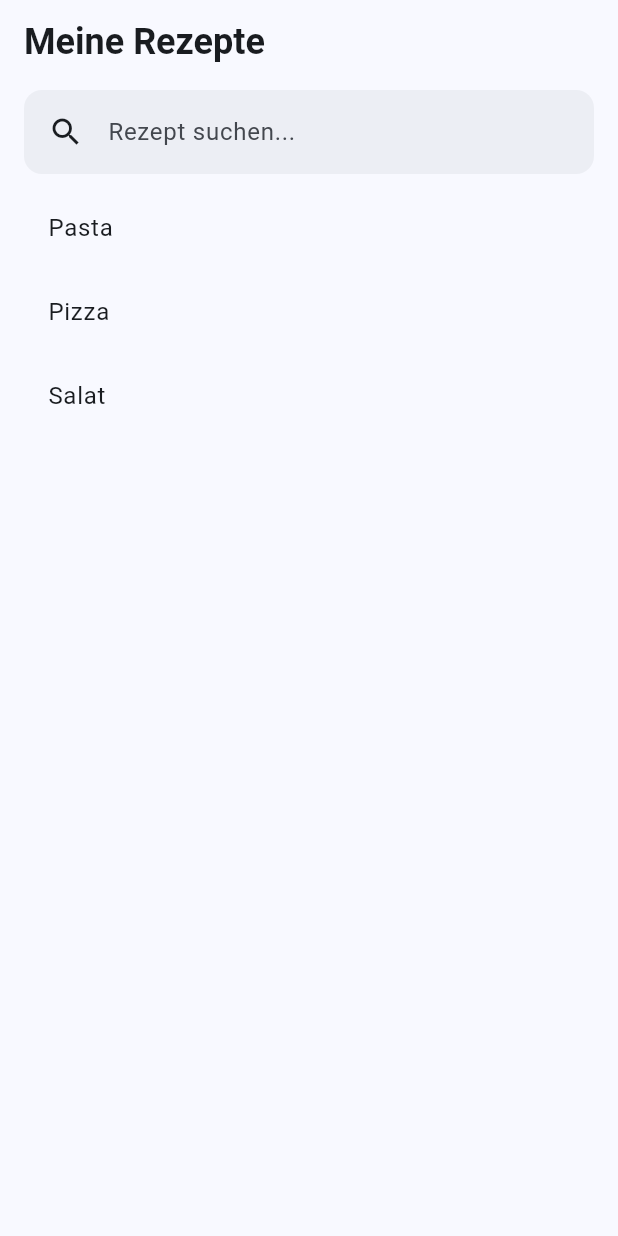
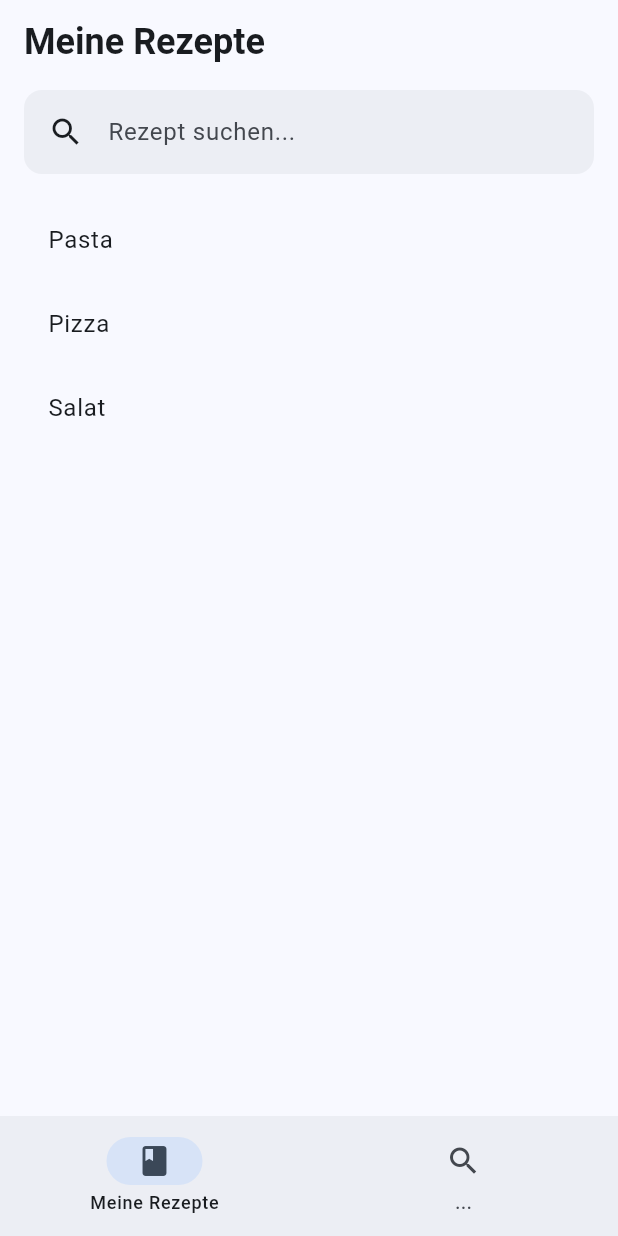
Before and after one commit to devMatrix0815/recipio, a Flutter app: the screen it shows after launch, on a phone screen of 412 x 824 dp. Run offline on Flutter 3.47's test engine with Material 3 defaults, Android fonts, the phone set to English and light mode, and no system bars.

Commit message:
Increase spacing in recipe list and add bottom navigation bar

```diff
--- a/lib/main.dart
+++ b/lib/main.dart
@@ -89,7 +89,7 @@ class _MyRecipesState extends State<MyRecipes> {
               leading: const Icon(Icons.search),
             ),
 
-            const SizedBox(height: 8),
+            const SizedBox(height: 16.0),
             Expanded(
               child: ListView.builder(
                 itemCount: filtered.length,
@@ -100,6 +100,13 @@ class _MyRecipesState extends State<MyRecipes> {
           ],
         ),
       ),
+
+      bottomNavigationBar: NavigationBar(
+        destinations: const [
+          NavigationDestination(icon: Icon(Icons.book), label: 'Meine Rezepte'),
+          NavigationDestination(icon: Icon(Icons.search), label: '...'),
+        ],
+      ),
     );
   }
 }
```
